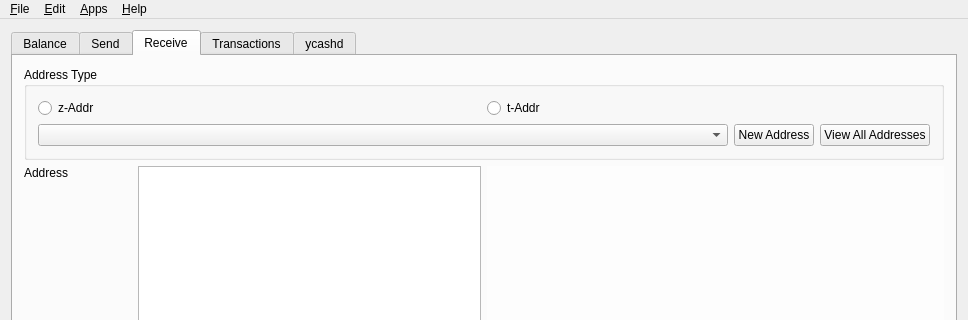
The window that src/mainwindow.ui (ycashfoundation/yecwallet) describes before a commit, drawn with Qt 5; both pictures show x 0 to 968 and y 0 to 320 of the 968 by 616 pixel window.
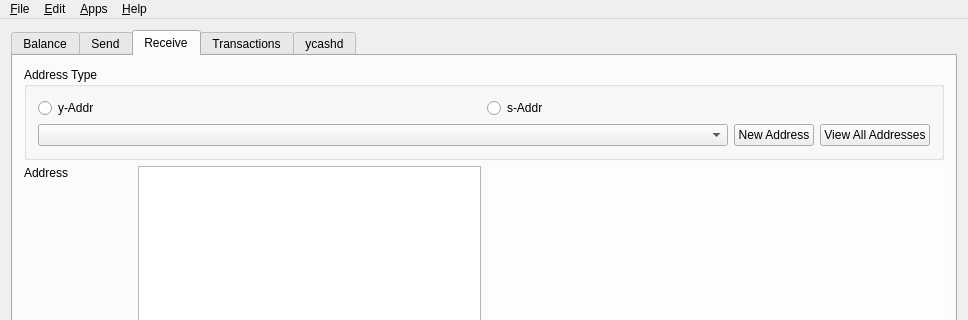
The same window after the commit. Icons and pictures are not drawn. Custom widgets are drawn as their Qt base class.

Commit message: Updated text labels & comments (z-Addr, t-Addr)

```diff
--- a/src/mainwindow.ui
+++ b/src/mainwindow.ui
@@ -682,7 +682,7 @@
                <item>
                 <widget class="QRadioButton" name="rdioZSAddr">
                  <property name="text">
-                  <string>z-Addr</string>
+                  <string>y-Addr</string>
                  </property>
                 </widget>
                </item>
@@ -695,7 +695,7 @@
                   </sizepolicy>
                  </property>
                  <property name="text">
-                  <string>t-Addr</string>
+                  <string>s-Addr</string>
                  </property>
                 </widget>
                </item>
```
The commit also changes 8 other files.
